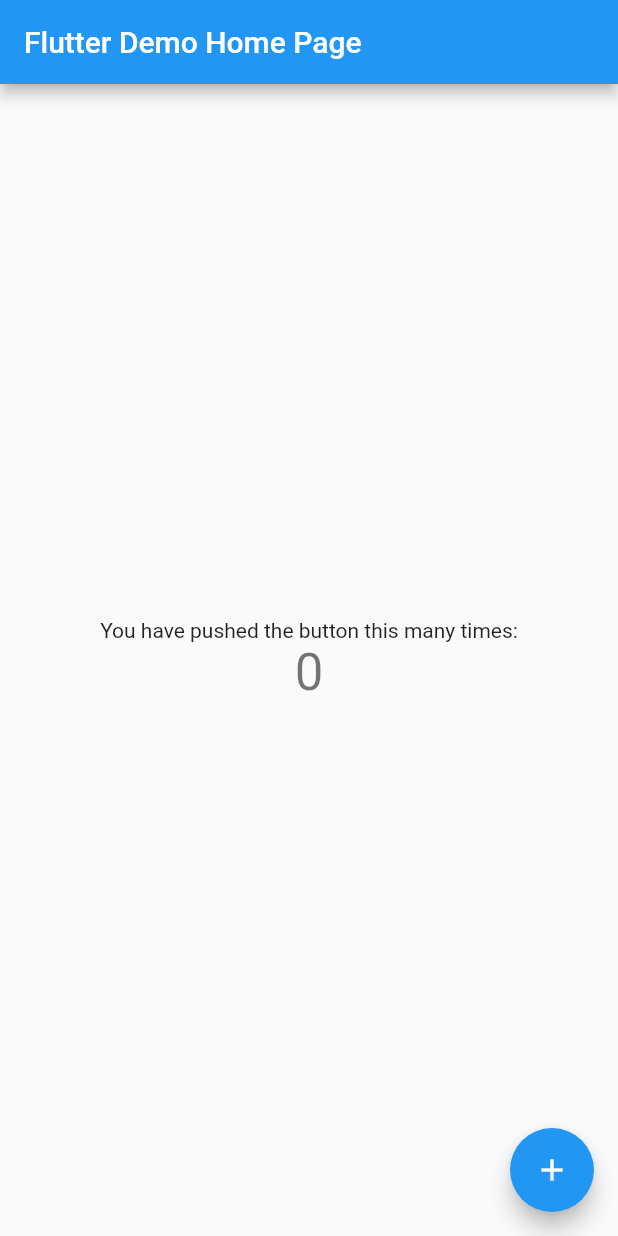
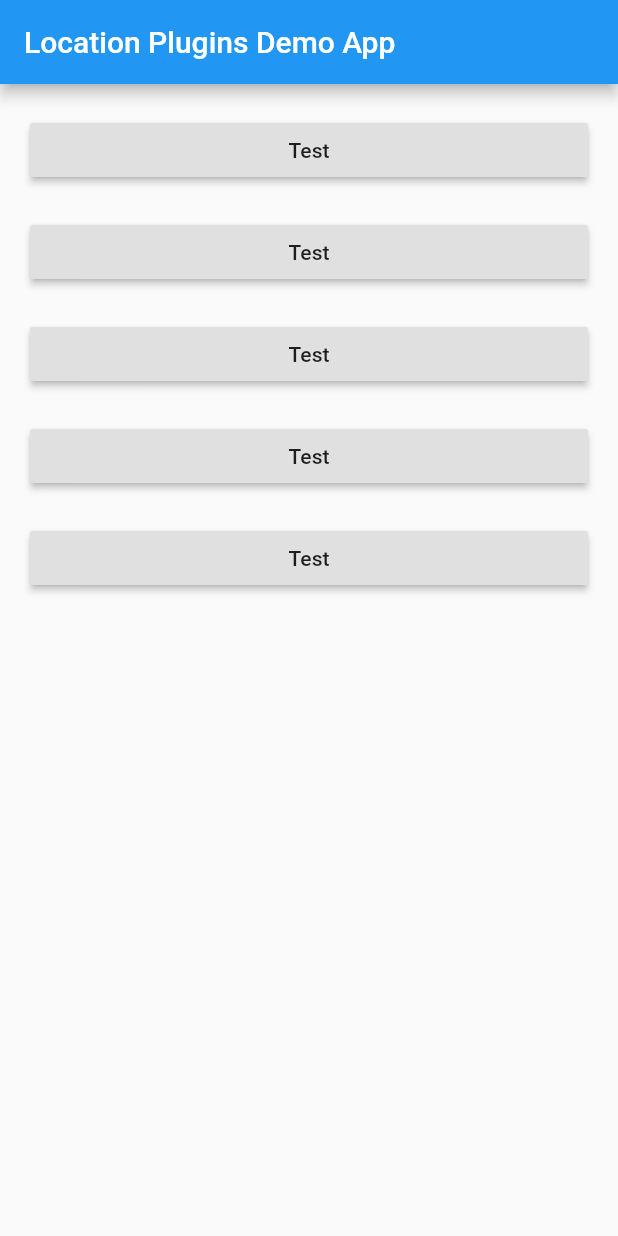
Before and after one commit to masteradit/Flutter-Location-Plugins-Testing-App, a Flutter app: the screen it shows after launch, on a phone screen of 412 x 824 dp. Run offline on Flutter 3.47's test engine with Material 2 defaults, Android fonts, the phone set to English and light mode, and no system bars.

Commit message:
Created home screen

```diff
--- /dev/null
+++ b/lib/config/routes.dart
@@ -0,0 +1,3 @@
+class Routes {
+  static const String homePage = 'homePage';
+}
--- a/lib/main.dart
+++ b/lib/main.dart
@@ -1,4 +1,7 @@
 import 'package:flutter/material.dart';
+
+import 'config/routes.dart';
+import 'routes/home_page.dart';
 
 void main() {
   runApp(MyApp());
@@ -8,59 +11,15 @@ class MyApp extends StatelessWidget {
   @override
   Widget build(BuildContext context) {
     return MaterialApp(
-      title: 'Flutter Demo',
+      title: 'Flutter Location',
       theme: ThemeData(
         primarySwatch: Colors.blue,
         visualDensity: VisualDensity.adaptivePlatformDensity,
       ),
-      home: MyHomePage(title: 'Flutter Demo Home Page'),
+      initialRoute: Routes.homePage,
+      routes: {
+        Routes.homePage: (context) => HomePage(),
+      },
     );
   }
 }
-
-class MyHomePage extends StatefulWidget {
-  MyHomePage({Key key, this.title}) : super(key: key);
-
-  final String title;
-
-  @override
-  _MyHomePageState createState() => _MyHomePageState();
-}
-
-class _MyHomePageState extends State<MyHomePage> {
-  int _counter = 0;
-
-  void _incrementCounter() {
-    setState(() {
-      _counter++;
-    });
-  }
-
-  @override
-  Widget build(BuildContext context) {
-    return Scaffold(
-      appBar: AppBar(
-        title: Text(widget.title),
-      ),
-      body: Center(
-        child: Column(
-          mainAxisAlignment: MainAxisAlignment.center,
-          children: <Widget>[
-            Text(
-              'You have pushed the button this many times:',
-            ),
-            Text(
-              '$_counter',
-              style: Theme.of(context).textTheme.headline4,
-            ),
-          ],
-        ),
-      ),
-      floatingActionButton: FloatingActionButton(
-        onPressed: _incrementCounter,
-        tooltip: 'Increment',
-        child: Icon(Icons.add),
-      ),
-    );
-  }
-}
--- /dev/null
+++ b/lib/routes/home_page.dart
@@ -0,0 +1,41 @@
+import 'package:flutter/material.dart';
+
+class HomePage extends StatelessWidget {
+  @override
+  Widget build(BuildContext context) {
+    return Scaffold(
+      appBar: AppBar(
+        title: Text('Location Plugins Demo App'),
+      ),
+      body: ListView(
+        padding: EdgeInsets.all(20.0),
+        children: [
+          RaisedButton(
+            onPressed: () {},
+            child: Text('Test'),
+          ),
+          SizedBox(height: 20.0),
+          RaisedButton(
+            onPressed: () {},
+            child: Text('Test'),
+          ),
+          SizedBox(height: 20.0),
+          RaisedButton(
+            onPressed: () {},
+            child: Text('Test'),
+          ),
+          SizedBox(height: 20.0),
+          RaisedButton(
+            onPressed: () {},
+            child: Text('Test'),
+          ),
+          SizedBox(height: 20.0),
+          RaisedButton(
+            onPressed: () {},
+            child: Text('Test'),
+          ),
+        ],
+      ),
+    );
+  }
+}
```
